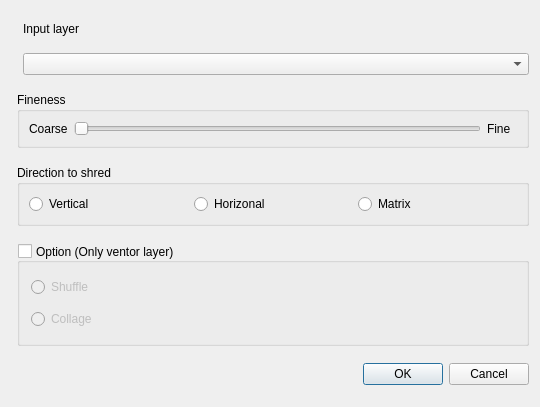
Qt form shred_layer_dialog_base.ui (nbayashi/shredLayerPlugin) before a commit.
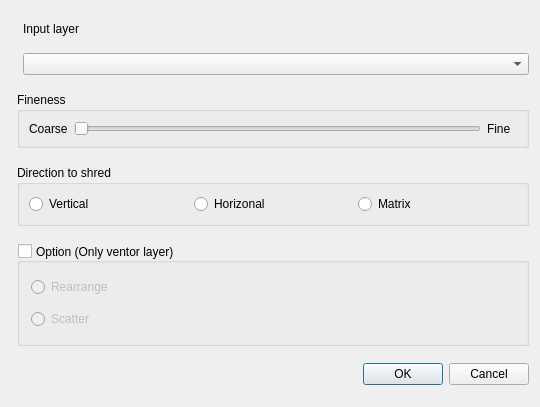
The same form after that commit. Custom widgets are drawn as their Qt base class.

Diff of the .ui file:
```diff
--- a/shred_layer_dialog_base.ui
+++ b/shred_layer_dialog_base.ui
@@ -119,7 +119,7 @@
          <bool>false</bool>
         </property>
         <property name="text">
-         <string>Collage</string>
+         <string>Scatter</string>
         </property>
        </widget>
       </item>
@@ -138,7 +138,7 @@
          </size>
         </property>
         <property name="text">
-         <string>Shuffle</string>
+         <string>Rearrange</string>
         </property>
         <property name="checkable">
          <bool>true</bool>
```
